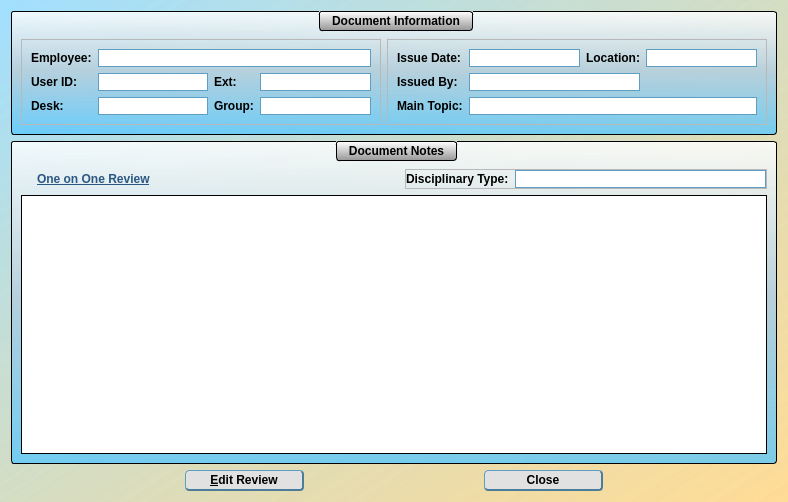
Qt form Ui_Files/review_reader.ui (jakesb27/Manager_KPI_Tracker) before a commit.
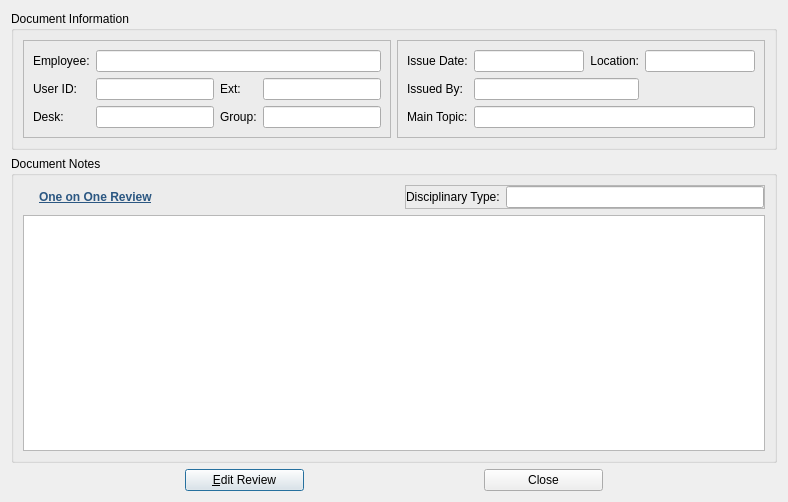
The same form after that commit. Icons and pictures are not drawn.

Commit message: added email distribution lists and changed set style functions.

```diff
--- a/Ui_Files/review_reader.ui
+++ b/Ui_Files/review_reader.ui
@@ -17,217 +17,6 @@
    <iconset resource="../main_images.qrc">
     <normaloff>:/logos/Images/Meduit_logo.ico</normaloff>:/logos/Images/Meduit_logo.ico</iconset>
   </property>
-  <property name="styleSheet">
-   <string notr="true">QMainWindow{
-	background-color: qlineargradient(spread:pad, x1:1, y1:1, x2:0, y2:0.011, stop:0 rgba(255, 218, 144, 200), stop:1 rgba(129, 213, 255, 126));
-}
-QDialog{
-	background-color: qlineargradient(spread:pad, x1:1, y1:1, x2:0, y2:0.011, stop:0 rgba(255, 218, 144, 200), stop:1 rgba(129, 213, 255, 126));
-}
-QWidget{
-	font: 11pt &quot;Corbel&quot;;
-	font-weight: bold;
-}
-QPlainTextEdit{
-	border: 1px solid black;
-	font: 10pt &quot;MS Shell Dlg 2&quot;;
-}
-QPlainTextEdit[readOnly=&quot;true&quot;]{
-	background-color: rgb(225, 225, 225);
-	font: 10pt &quot;MS Shell Dlg 2&quot;;
-	color: rgb(80, 80, 80);
-}
-QDateEdit{
-	background-color: rgb(223, 223, 223);
-	border: 1px solid rgb(95, 158, 195);
-	font: 10pt &quot;MS Shell Dlg 2&quot;;
-	border-bottom: 2px solid rgb(75, 124, 154);
-	border-top: 1px solid rgb(95, 158, 195);
-	border-right: 2px solid rgb(75, 124, 154);
-	border-left: 1px solid rgb(95, 158, 195);
-	border-radius: 3px;
-	padding-left: 3px;
-	padding-right: 3px;
-	background-color: rgb(225, 225, 225);
-}
-QDateEdit::drop-down{
-	background-color: rgb(215, 215, 215);
-	border-bottom: 2px solid rgb(75, 124, 154);
-	border-top: 1px solid rgb(95, 158, 195);
-	border-right: 2px solid rgb(75, 124, 154);
-	border-left: 1px solid rgb(95, 158, 195);
-	border-radius: 3px;
-	subcontrol-origin: margin;
-	width: 18px;
-}
-QDateEdit::down-arrow{
-	image: url(:/arrows/Images/arrow-dwn.png);
-	width: 14 px;
-	height:14 px;
-}
-QGroupBox{
-	background-color: qlineargradient(spread:pad, x1:0.5, y1:0, x2:0.5, y2:1, stop:0 rgba(255, 255, 255, 209), stop:0.485876 rgba(181, 207, 220, 239), stop:1 rgba(85, 199, 255, 196));
-	border: 1px solid black;
-	border-radius: 3px;
-	margin-top: 1ex;
-	padding-top: 18;
-	font: 11pt &quot;Corbel&quot;;
-	font-weight: bold;
-}
-QGroupBox::title{
-	background-color: qlineargradient(spread:pad, x1:0.50035, y1:1, x2:0.5, y2:0, stop:0 rgba(151, 151, 151, 255), stop:1 rgba(255, 255, 255, 255));
-	border: 1px solid black;
-	border-radius: 3px;
-	padding: 2 10px;
-	subcontrol-origin: margin;
-	subcontrol-position: top;
-	font: 11pt &quot;Corbel&quot;;
-	font-weight: bold;
-}
-QLineEdit{
-	border: 1px solid rgb(95, 158, 195);
-	font: 10pt &quot;MS Shell Dlg 2&quot;;
-}
-QLineEdit[readOnly=&quot;true&quot;]{
-	background-color: rgb(200, 200, 200);
-	border: 1px solid rgb(95, 158, 195);
-	font: 10pt &quot;MS Shell Dlg 2&quot;;
-}
-QTextEdit{
-	font: 12pt &quot;Corbel&quot;;
-}
-QStatusBar{
-	font: 10pt &quot;MS Shell Dlg 2&quot;;
-}
-QPushButton{
-	border-bottom: 2px solid rgb(75, 124, 154);
-	border-top: 1px solid rgb(95, 158, 195);
-	border-right: 2px solid rgb(75, 124, 154);
-	border-left: 1px solid rgb(95, 158, 195);
-	border-radius: 4px;
-	padding: 2px;
-	padding-left: 13px;
-	padding-right: 13px;
-	background-color: rgb(225, 225, 225);
-	font: 11pt &quot;Corbel&quot;;
-	font-weight: bold;
-}
-QPushButton::hover{
-	border-bottom: 2px solid rgb(75, 124, 154);
-	border-top: 1px solid rgb(95, 158, 195);
-	border-right: 2px solid rgb(75, 124, 154);
-	border-left: 1px solid rgb(95, 158, 195);
-	border-radius: 4px;
-	padding: 2px;
-	padding-left: 13px;
-	padding-right: 13px;
-	background-color: rgb(215, 215, 215);
-	font: 11pt &quot;Corbel&quot;;
-	font-weight: bold;
-}
-QPushButton::pressed{
-	border-bottom: 1px solid rgb(75, 124, 154);
-	border-top: 2px solid rgb(95, 158, 195);
-	border-right: 1px solid rgb(75, 124, 154);
-	border-left: 2px solid rgb(95, 158, 195);
-	border-radius: 4px;
-	padding: 2px;
-	padding-left: 10px;
-	padding-right: 10px;
-	width: 80px;
-	background-color: rgb(225, 225, 225);
-	font: 11pt &quot;Corbel&quot;;
-	font-weight: bold;
-}
-QComboBox{
-	border-bottom: 2px solid rgb(75, 124, 154);
-	border-top: 1px solid rgb(75, 124, 154);
-	border-right: 1px solid rgb(75, 124, 154);
-	border-left: 1px solid rgb(75, 124, 154);
-	border-radius: 3px;
-	background-color: rgb(225, 225, 225);
-}
-QComboBox::drop-down{
-	background-color: rgb(215, 215, 215);
-	border-bottom: 2px solid rgb(75, 124, 154);
-	border-top: 1px solid rgb(95, 158, 195);
-	border-right: 2px solid rgb(75, 124, 154);
-	border-left: 1px solid rgb(95, 158, 195);
-	border-radius: 3px;
-	subcontrol-origin: margin;
-	width: 16px;
-}
-QComboBox::drop-down::hover{
-	background-color: rgb(205, 205, 205);
-	border-bottom: 2px solid rgb(75, 124, 154);
-	border-top: 1px solid rgb(95, 158, 195);
-	border-right: 2px solid rgb(75, 124, 154);
-	border-left: 1px solid rgb(95, 158, 195);
-	border-radius: 3px;
-	subcontrol-origin: margin;
-	width: 16px;
-}
-QComboBox::drop-down::pressed{
-	background-color: rgb(215, 215, 215);
-	border-bottom: 1px solid rgb(75, 124, 154);
-	border-top: 2px solid rgb(95, 158, 195);
-	border-right: 1px solid rgb(75, 124, 154);
-	border-left: 2px solid rgb(95, 158, 195);
-	border-radius: 3px;
-	subcontrol-origin: margin;
-	width: 16px;
-}
-QComboBox::down-arrow{
-	image: url(:/arrows/Images/arrow-dwn.png);
-	width: 14 px;
-	height:14 px;
-}
-QCalendarWidget QWidget#qt_calendar_navigationbar{
-	background-color: qlineargradient(spread:pad, x1:0.50035, y1:1, x2:0.5, y2:0, stop:0 rgba(151, 151, 151, 255), stop:1 rgba(255, 255, 255, 255));
-	border-top: 1px solid black;
-	border-left: 1px solid black;
-	border-right: 1px solid black;
-	border-top-left-radius: 3px;
-	border-top-right-radius: 3px;
-	font: 11pt &quot;Corbel&quot;;
-	font-weight: bold;
-}
-QCalendarWidget QToolButton{
-	color: rgb(0, 0, 0);
-  	icon-size: 20px, 20px;
-}
-QCalendarWidget QWidget#qt_calendar_prevmonth{
-	qproperty-icon: url(:/arrows/Images/arrow-left.png);
-}
-
-QCalendarWidget QWidget#qt_calendar_nextmonth{
-	qproperty-icon: url(:/arrows/Images/arrow-right.png);
-}
-QCalendarWidget QSpinBox{ 
-	font: 11pt &quot;Corbel&quot;;
-	font-weight: bold;
-}
-QCalendarWidget QMenu{
-	font: 11pt &quot;Corbel&quot;;
-	font-weight: bold;
-}
-QCalendarWidget QWidget{
-	alternate-background-color: rgb(234, 234, 234);
-}
-QCalendarWidget QAbstractItemView:enabled{
-	font: 12pt &quot;Corbel&quot;;
-	font-weight: bold;
-	background-color: rgb(214, 214, 214);
-  	selection-background-color: rgb(64, 64, 64);
-	selection-color: rgb(255, 255, 255);
-	border: 1px solid black;
-	border-bottom-left-radius: 3px;
-	border-bottom-right-radius: 3px;
-}
-QCalendarWidget QAbstractItemView:disabled{
-	color: rgb(64, 64, 64); 
-}</string>
-  </property>
   <layout class="QGridLayout" name="gridLayout">
    <item row="1" column="0">
     <widget class="QGroupBox" name="groupBox_4">
```
The commit also changes 20 other files.
